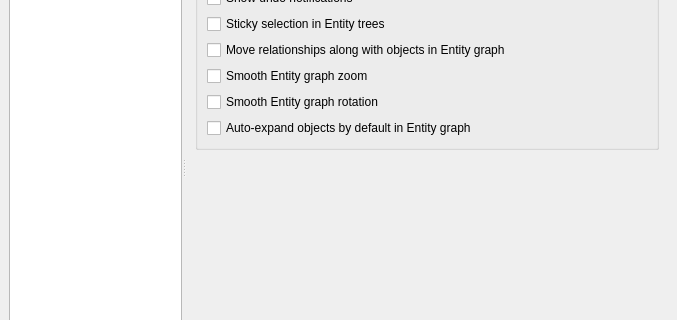
First picture: the form in spinetoolbox/ui/settings.ui, repository spine-tools/Spine-Toolbox, before the edit; both pictures show x 0 to 677 and y 85 to 405 of the 677 by 547 pixel window.
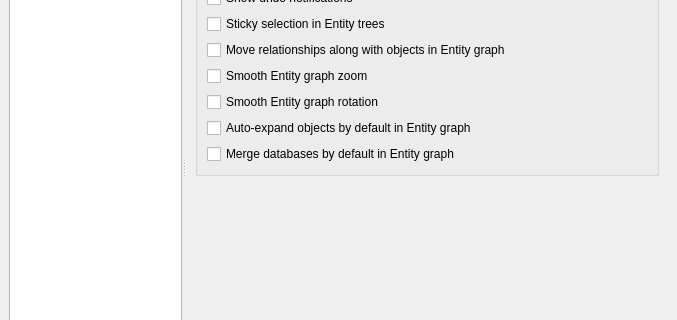
Second picture: the form after the edit. The open tabs and pages were chosen to show the change. Icons and pictures are not drawn. Custom widgets are drawn as their Qt base class.

Commit message:
Add setting to toggle DB merging in entity graph
Re #1596

The edit to the form file:
```diff
--- a/spinetoolbox/ui/settings.ui
+++ b/spinetoolbox/ui/settings.ui
@@ -1102,6 +1102,13 @@
              </property>
             </widget>
            </item>
+           <item>
+            <widget class="QCheckBox" name="checkBox_merge_dbs">
+             <property name="text">
+              <string>Merge databases by default in Entity graph</string>
+             </property>
+            </widget>
+           </item>
           </layout>
          </widget>
         </item>
```
Left out of the diff: 2 changed lines with no effect on the pictures. The commit also changes 4 other files.
